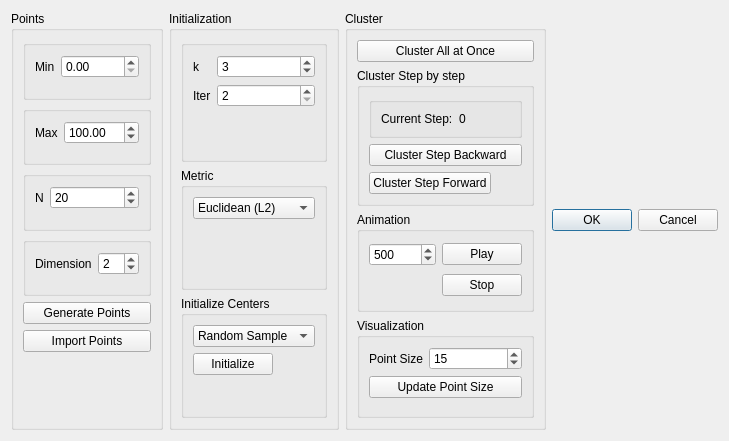
Old version of the form KMeansDialog.ui in the repository denizkavzak/Interactive-KMeans-QT.
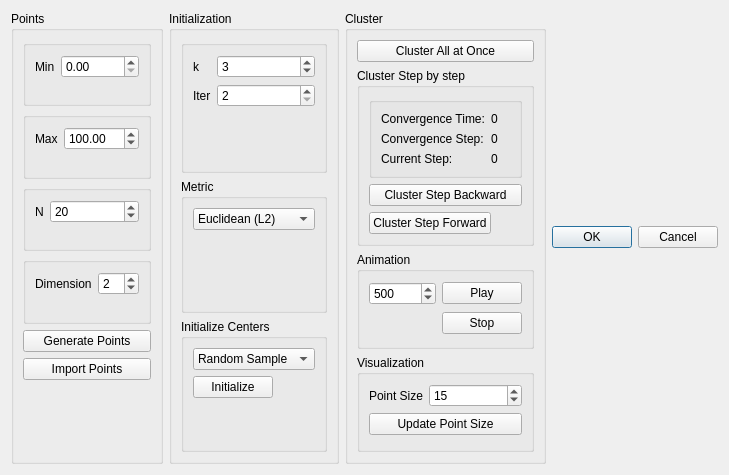
New version of the form.

Commit message:
Convergence detection is implemented
Convergence detection during clustering is implemented.
Corresponding time measurement in microseconds and step value
in the iterations are shown in the dialog ui as texts to inform
the user. The animation play is also stopped when the clustering
is converged if the animation is playing.

What changed in the file:
```diff
--- a/KMeansDialog.ui
+++ b/KMeansDialog.ui
@@ -7,7 +7,7 @@
     <x>0</x>
     <y>0</y>
     <width>706</width>
-    <height>441</height>
+    <height>475</height>
    </rect>
   </property>
   <property name="windowTitle">
@@ -318,20 +318,48 @@
             <string/>
            </property>
            <layout class="QFormLayout" name="formLayout_9">
-            <item row="1" column="1">
-             <widget class="QLabel" name="stepNoLabel">
-              <property name="text">
-               <string>0</string>
-              </property>
-             </widget>
-            </item>
-            <item row="1" column="0">
+            <item row="2" column="0">
              <widget class="QLabel" name="currentStepLabel">
               <property name="text">
                <string>Current Step:</string>
               </property>
              </widget>
             </item>
+            <item row="2" column="1">
+             <widget class="QLabel" name="stepNoLabel">
+              <property name="text">
+               <string>0</string>
+              </property>
+             </widget>
+            </item>
+            <item row="1" column="0">
+             <widget class="QLabel" name="convergenceLabel">
+              <property name="text">
+               <string>Convergence Step:</string>
+              </property>
+             </widget>
+            </item>
+            <item row="1" column="1">
+             <widget class="QLabel" name="convergenceStepValueLabel">
+              <property name="text">
+               <string>0</string>
+              </property>
+             </widget>
+            </item>
+            <item row="0" column="0">
+             <widget class="QLabel" name="convergenceTimeLabel">
+              <property name="text">
+               <string>Convergence Time:</string>
+              </property>
+             </widget>
+            </item>
+            <item row="0" column="1">
+             <widget class="QLabel" name="convergenceTimeValueLabel">
+              <property name="text">
+               <string>0</string>
+              </property>
+             </widget>
+            </item>
            </layout>
           </widget>
          </item>
```
Left out of the diff: 14 changed lines with no effect on the pictures. The commit also changes 6 other files.
